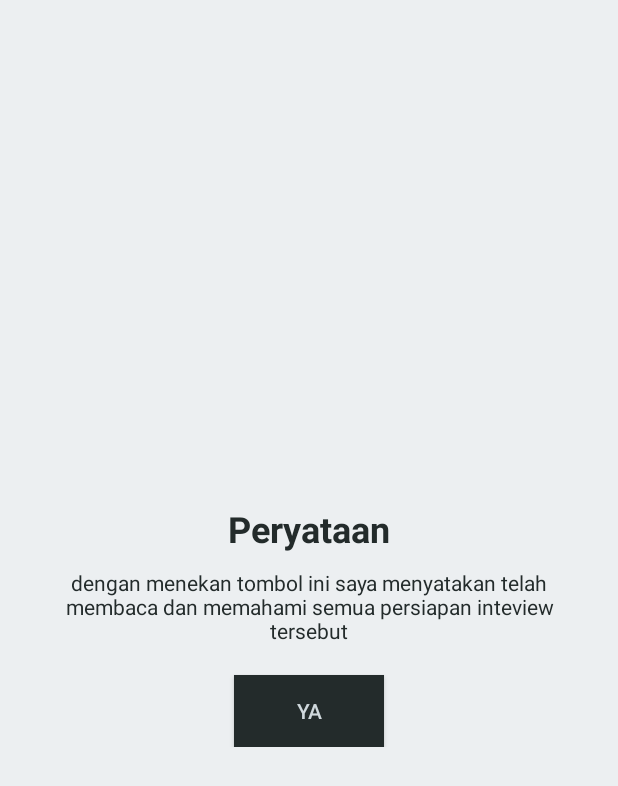
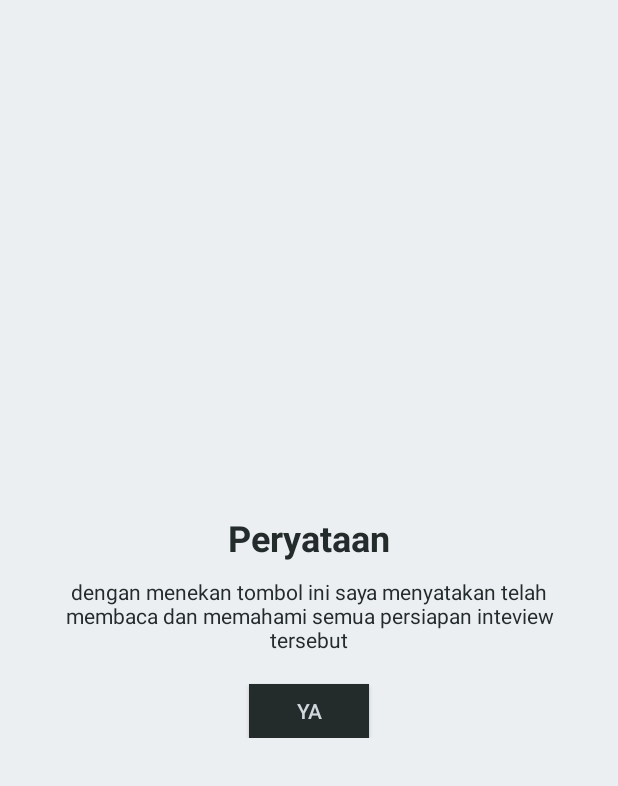
Before and after one commit to sedrasmith/beasiswa, an Android app: the layout slide5.xml on its own in the app's theme, with its tools: preview values and no code run, on a phone screen of 412 x 824 dp. Shown: the top 786 px of the screen. Run offline under Robolectric (Android 15) with nearby library versions, the phone set to English and light mode, and no system bars.

```diff
--- a/app/src/main/res/layout/slide5.xml
+++ b/app/src/main/res/layout/slide5.xml
@@ -36,9 +36,9 @@
 
         <Button
             android:text="ya"
-            android:layout_width="100dp"
-            android:layout_height="wrap_content"
-            android:id="@+id/button2"
+            android:layout_width="80dp"
+            android:layout_height="36dp"
+            android:id="@+id/verifikasi1"
             android:layout_marginTop="20dp"
             android:color="#232b2b"
             android:textColor="#cfd8dc"
```
Also changed, not shown: app/src/main/java/o/astra1st/UserAreaActivity.java (+33 -9 lines).
